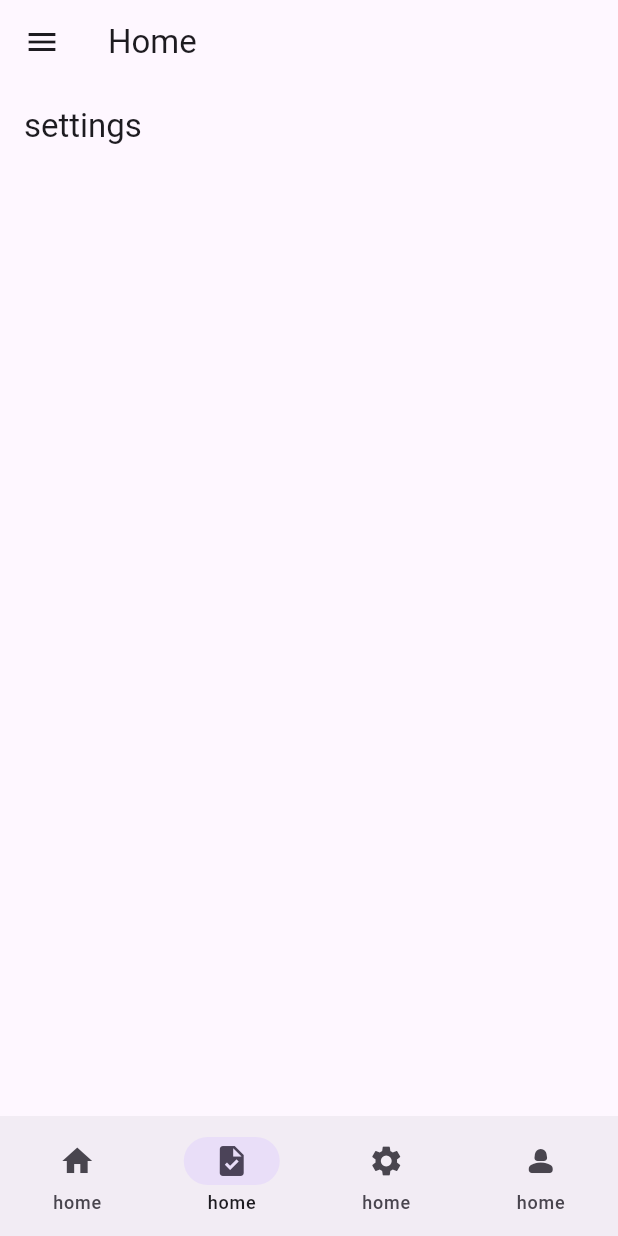
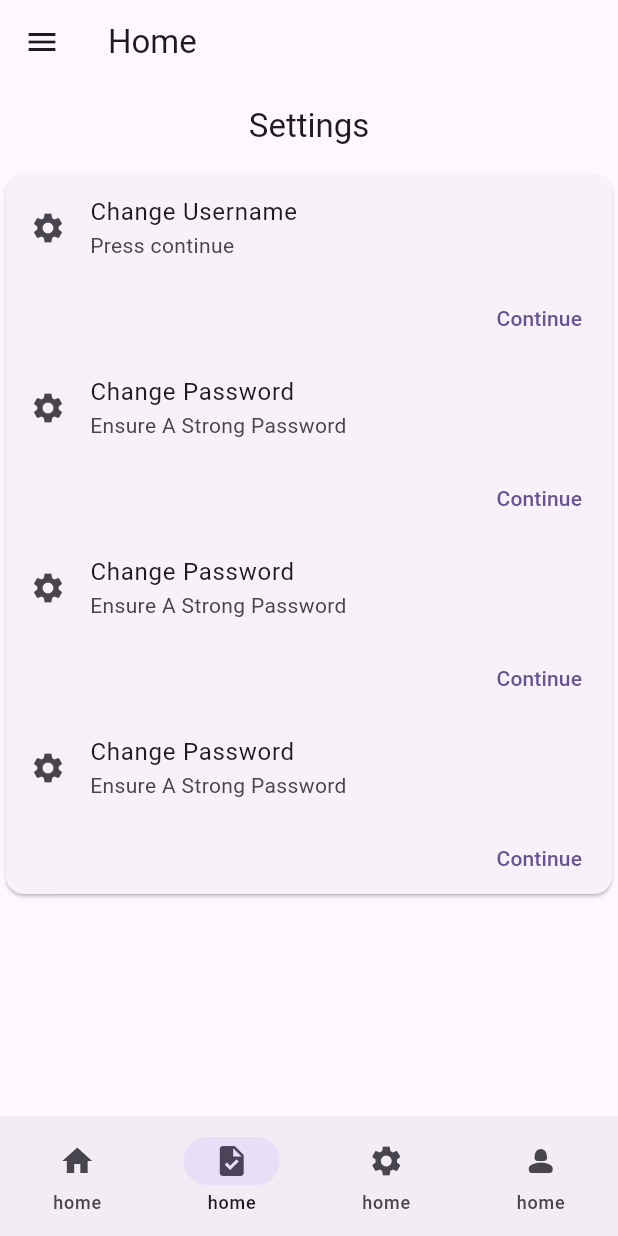
Before and after one commit to Hirooo17/go_parent, a Flutter app: the screen it shows after launch, item 2 of the bottom bar chosen, on a phone screen of 412 x 824 dp. Run offline on Flutter 3.47's test engine with Material 3 defaults, Android fonts, the light colour scheme and no system bars; our stand-ins replace cloud_firestore, firebase_auth, firebase_core, get; accounts and stored records are empty.

Commit message:
settings ui added, optimization ng screens swappings fixed

```diff
--- a/lib/Screen/HomeScree.dart
+++ b/lib/Screen/HomeScree.dart
@@ -1,9 +1,10 @@
+// ignore: file_names
 import 'package:flutter/material.dart';
 import 'package:get/get.dart';
 import 'package:go_parent/Screen/logout.dart';
 import 'package:go_parent/Screen/settings.dart';
 import 'package:go_parent/Widgets/side_menu.dart';
-import 'package:go_parent/authentication/auth.dart';
+//import 'package:go_parent/authentication/auth.dart';
 
 class Homescreen extends StatefulWidget {
   const Homescreen({super.key});
@@ -71,9 +72,9 @@ class NavigationController extends GetxController {
 final List<Widget> drawerScreens = [
     Container(
       color: Colors.yellow,
-    ),// Profile screen
-    const Logout(), // Logout screen
-    // Add more drawer-specific screens here
+    ),
+    const Logout(),
+
   ];
 
 
--- /dev/null
+++ b/lib/Screen/intro.dart
@@ -0,0 +1,17 @@
+import 'package:flutter/material.dart';
+
+class Introduction extends StatefulWidget {
+  const Introduction({super.key});
+
+  @override
+  State<Introduction> createState() => _IntroductionState();
+}
+
+class _IntroductionState extends State<Introduction> {
+  @override
+  Widget build(BuildContext context) {
+    return PageView(
+
+    );
+  }
+}
--- a/lib/Screen/logout.dart
+++ b/lib/Screen/logout.dart
@@ -18,7 +18,7 @@ class _LogoutState extends State<Logout> {
       body: Center(
         child: Container(
           child: Column(
-            mainAxisAlignment: MainAxisAlignment.center,
+            mainAxisAlignment: MainAxisAlignment.end,
             children: [
               MyButtons(
                 onTap: () async {
--- a/lib/Screen/settings.dart
+++ b/lib/Screen/settings.dart
@@ -11,9 +11,78 @@ class _SettingsState extends State<Settings> {
   @override
   Widget build(BuildContext context) {
     return Scaffold(
-     appBar: AppBar(
-      title: Text("settings"),
-     ),
+      appBar: AppBar(
+        centerTitle: true,
+        title: Text("Settings"),
+      ),
+      body: CardSettings(),
     );
   }
 }
+
+class CardSettings extends StatelessWidget {
+  const CardSettings({super.key});
+
+  @override
+  Widget build(BuildContext context) {
+    return Align(
+      alignment: Alignment.topCenter,
+      child: Card(
+
+        child: Column(
+          mainAxisSize: MainAxisSize.min,
+          children: [
+            const ListTile(//username
+              leading: Icon(Icons.settings),
+              title: Text('Change Username'),
+              subtitle: Text('Press continue'),
+            ),
+            Row(
+              mainAxisAlignment: MainAxisAlignment.end,
+              children: [
+                TextButton(onPressed: () {}, child: Text("Continue")),
+                const SizedBox(width: 8),
+              ],
+            ),
+            const ListTile(//for password
+              leading: Icon(Icons.settings),
+              title: Text('Change Password'),
+              subtitle: Text('Ensure A Strong Password'),
+            ),
+            Row(
+              mainAxisAlignment: MainAxisAlignment.end,
+              children: [
+                TextButton(onPressed: () {}, child: Text("Continue")),
+                const SizedBox(width: 8),
+              ],
+            ),
+            const ListTile(//for password
+              leading: Icon(Icons.settings),
+              title: Text('Change Password'),
+              subtitle: Text('Ensure A Strong Password'),
+            ),
+            Row(
+              mainAxisAlignment: MainAxisAlignment.end,
+              children: [
+                TextButton(onPressed: () {}, child: Text("Continue")),
+                const SizedBox(width: 8),
+              ],
+            ),
+            const ListTile(//for password
+              leading: Icon(Icons.settings),
+              title: Text('Change Password'),
+              subtitle: Text('Ensure A Strong Password'),
+            ),
+            Row(
+              mainAxisAlignment: MainAxisAlignment.end,
+              children: [
+                TextButton(onPressed: () {}, child: Text("Continue")),
+                const SizedBox(width: 8),
+              ],
+            ),
+          ],
+        ),
+      ),
+    );
+  }
+}
--- a/lib/Widgets/side_menu.dart
+++ b/lib/Widgets/side_menu.dart
@@ -6,7 +6,8 @@ class SideMenu extends StatelessWidget {
 
   @override
   Widget build(BuildContext context) {
-    return Drawer(
+    return SafeArea(
+      child: Drawer(
         child: ListView(
           padding: EdgeInsets.zero,
           children: [
@@ -53,6 +54,7 @@ class SideMenu extends StatelessWidget {
             ),
           ],
         ),
+      ),
     );
   }
 }
--- a/lib/main.dart
+++ b/lib/main.dart
@@ -2,12 +2,14 @@
 
 import 'package:firebase_auth/firebase_auth.dart';
 import 'package:flutter/material.dart';
+import 'package:flutter/services.dart';
 import 'package:go_parent/LoginPage/login.dart';
 import 'package:firebase_core/firebase_core.dart';
 import 'package:go_parent/Screen/HomeScree.dart';
 import 'package:go_parent/Widgets/side_menu.dart';
 import 'firebase_options.dart';
 void main() async {
+  SystemChrome.setSystemUIOverlayStyle(SystemUiOverlayStyle(statusBarColor: Colors.lightBlue));
   WidgetsFlutterBinding.ensureInitialized();
   await Firebase.initializeApp(
     options: DefaultFirebaseOptions.currentPlatform,
--- a/pubspec.yaml
+++ b/pubspec.yaml
@@ -40,7 +40,7 @@ dependencies:
   cloud_firestore: ^5.4.3
   get: ^4.6.6
   flutter_helper_utils: ^6.6.0
-  rive: ^0.13.14
+  introduction_screen: ^3.1.14
 
 
 
```
Also changed, not shown: pubspec.lock, 5 other files. Lines whose indentation alone changed are shown as unchanged.
